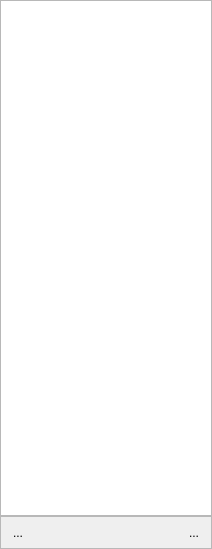
Before: the Qt Designer form src/ui/templateselectorpanel.ui in LambolAlee/PasTk-Cpp, drawn with Qt 5.
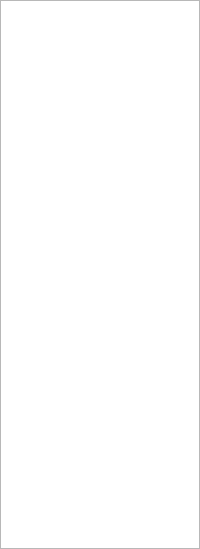
After: the same form once the commit is applied.

Diff of the .ui file:
```diff
--- a/src/ui/templateselectorpanel.ui
+++ b/src/ui/templateselectorpanel.ui
@@ -6,13 +6,13 @@
    <rect>
     <x>0</x>
     <y>0</y>
-    <width>212</width>
+    <width>200</width>
     <height>549</height>
    </rect>
   </property>
   <property name="maximumSize">
    <size>
-    <width>220</width>
+    <width>200</width>
     <height>16777215</height>
    </size>
   </property>
@@ -38,63 +38,6 @@
    <item>
     <widget class="QListView" name="listView"/>
    </item>
-   <item>
-    <widget class="QFrame" name="frame">
-     <property name="frameShape">
-      <enum>QFrame::StyledPanel</enum>
-     </property>
-     <property name="frameShadow">
-      <enum>QFrame::Raised</enum>
-     </property>
-     <layout class="QHBoxLayout" name="horizontalLayout">
-      <property name="leftMargin">
-       <number>5</number>
-      </property>
-      <property name="topMargin">
-       <number>5</number>
-      </property>
-      <property name="rightMargin">
-       <number>5</number>
-      </property>
-      <property name="bottomMargin">
-       <number>5</number>
-      </property>
-      <item>
-       <widget class="QToolButton" name="toolButton">
-        <property name="text">
-         <string>...</string>
-        </property>
-        <property name="autoRaise">
-         <bool>true</bool>
-        </property>
-       </widget>
-      </item>
-      <item>
-       <spacer name="horizontalSpacer">
-        <property name="orientation">
-         <enum>Qt::Horizontal</enum>
-        </property>
-        <property name="sizeHint" stdset="0">
-         <size>
-          <width>161</width>
-          <height>20</height>
-         </size>
-        </property>
-       </spacer>
-      </item>
-      <item>
-       <widget class="QToolButton" name="toolButton_2">
-        <property name="text">
-         <string>...</string>
-        </property>
-        <property name="autoRaise">
-         <bool>true</bool>
-        </property>
-       </widget>
-      </item>
-     </layout>
-    </widget>
-   </item>
   </layout>
  </widget>
  <resources/>
```
Left out of the diff: 32 changed lines with no effect on the pictures.
